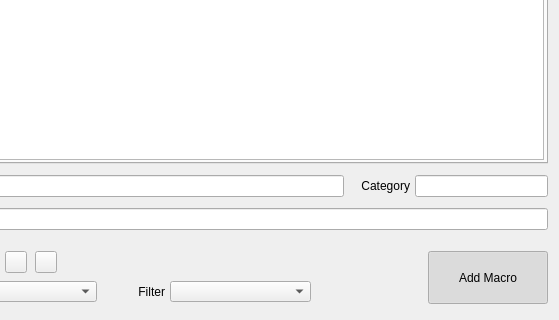
Qt form QKeyMapper/qmacrolistdialog.ui (Zalafina/QKeyMapper) before a commit; both pictures show x 141 to 700 and y 180 to 500 of the 700 by 500 pixel window.
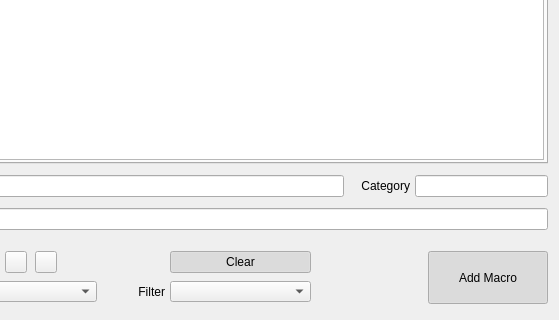
The same form after that commit. Custom widgets are drawn as their Qt base class.

Commit message: Add macro list dialog.

Patch:
```diff
--- a/QKeyMapper/qmacrolistdialog.ui
+++ b/QKeyMapper/qmacrolistdialog.ui
@@ -541,6 +541,31 @@
             <set>Qt::AlignmentFlag::AlignRight|Qt::AlignmentFlag::AlignTrailing|Qt::AlignmentFlag::AlignVCenter</set>
            </property>
           </widget>
+          <widget class="QPushButton" name="clearButton">
+           <property name="geometry">
+            <rect>
+             <x>300</x>
+             <y>10</y>
+             <width>141</width>
+             <height>22</height>
+            </rect>
+           </property>
+           <property name="focusPolicy">
+            <enum>Qt::FocusPolicy::NoFocus</enum>
+           </property>
+           <property name="text">
+            <string>Clear</string>
+           </property>
+           <property name="checkable">
+            <bool>true</bool>
+           </property>
+           <property name="checked">
+            <bool>true</bool>
+           </property>
+           <property name="autoDefault">
+            <bool>false</bool>
+           </property>
+          </widget>
          </widget>
         </item>
         <item>
```
The commit also changes 7 other files.
